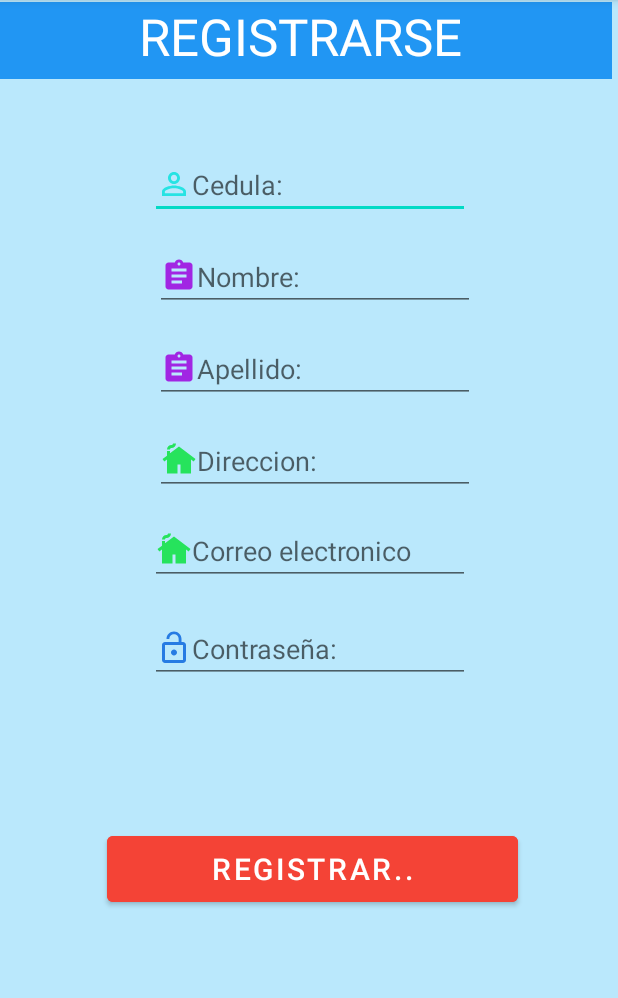
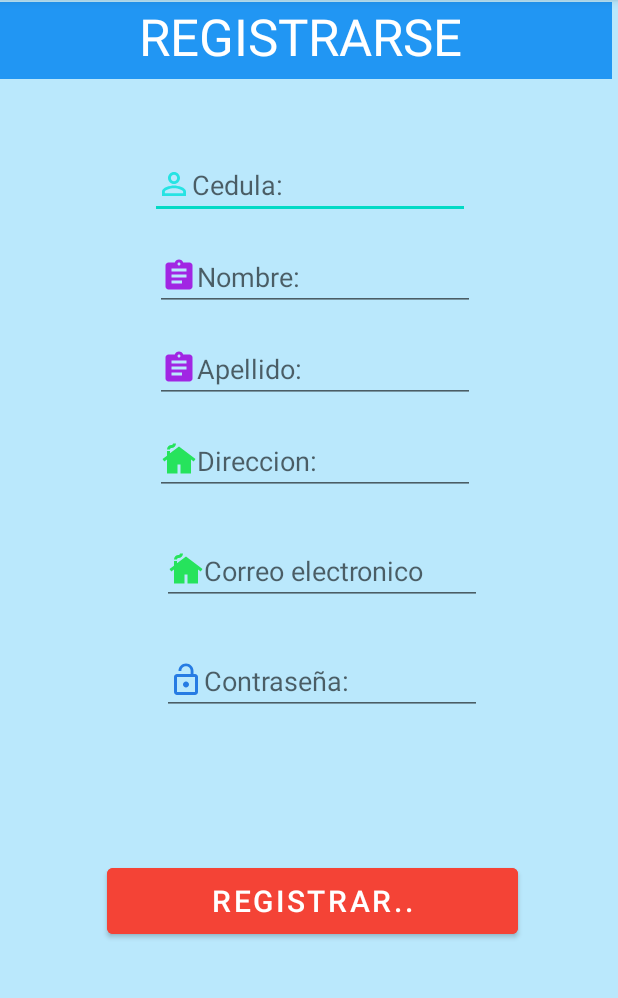
Before and after one commit to ErikaFlores17/FloresErika_Examen2, an Android app: the RegistrarseMain screen opened directly, with no data from a screen before it, on a phone screen of 412 x 824 dp, the part 84-1082 px from its top. Run offline under Robolectric (Android 15) with nearby library versions, the phone set to English and light mode, and no system bars.

Commit message:
Examen 20:10

```diff
--- a/PROYECTO_ANDROID/app/src/main/res/layout/activity_main.xml
+++ b/PROYECTO_ANDROID/app/src/main/res/layout/activity_main.xml
@@ -97,7 +97,7 @@
             android:layout_height="67dp"
             android:background="#F1F4F4"
             android:backgroundTint="#F1F2F3"
-            android:digits="abcdefghijklmnñopqrstuvwxyz.@"
+            android:digits="abcdefghijklmnñopqrstuvwxyz.@1234567890"
             android:drawableStart="@drawable/ic_baseline_person_24"
             android:ems="10"
             android:hint="Correo electronico"
--- a/PROYECTO_ANDROID/app/src/main/res/layout/activity_registrarse_main.xml
+++ b/PROYECTO_ANDROID/app/src/main/res/layout/activity_registrarse_main.xml
@@ -102,28 +102,28 @@
         android:id="@+id/editTextCorreo"
         android:layout_width="wrap_content"
         android:layout_height="wrap_content"
-        android:layout_marginStart="100dp"
-        android:layout_marginTop="76dp"
-        android:digits="abcdefghijklmnñopqrstuvwxyz.@"
+        android:layout_marginStart="108dp"
+        android:layout_marginTop="28dp"
+        android:digits="abcdefghijklmnñopqrstuvwxyz.@1234567890"
         android:drawableStart="@drawable/ic_baseline_cottage_24"
         android:ems="10"
         android:hint="Correo electronico"
         android:inputType="textPersonName"
         app:layout_constraintStart_toStartOf="parent"
-        app:layout_constraintTop_toBottomOf="@+id/editTextApellido" />
+        app:layout_constraintTop_toBottomOf="@+id/editTextDireccion" />
 
     <EditText
         android:id="@+id/editTextClave"
         android:layout_width="wrap_content"
         android:layout_height="wrap_content"
-        android:layout_marginStart="100dp"
-        android:layout_marginTop="80dp"
+        android:layout_marginStart="108dp"
+        android:layout_marginTop="28dp"
         android:drawableStart="@drawable/ic_baseline_lock_open_24"
         android:ems="10"
         android:hint="@string/claveR"
         android:inputType="textPersonName"
         android:maxLength="10"
         app:layout_constraintStart_toStartOf="parent"
-        app:layout_constraintTop_toBottomOf="@+id/editTextDireccion" />
+        app:layout_constraintTop_toBottomOf="@+id/editTextCorreo" />
 
 </androidx.constraintlayout.widget.ConstraintLayout>
```
Also changed, not shown: PROYECTO_ANDROID/app/src/main/java/fisei/e/app_ventas/RegistrarseMain.java (+77 -2 lines).
